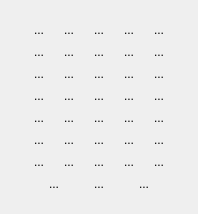
First picture: the form in ZBridge/cbiddialog.ui, repository erik-knudsen/BridgeZ, before the edit.
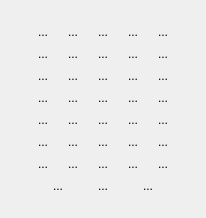
Second picture: the form after the edit. Icons and pictures are not drawn.

The edit to the form file:
```diff
--- a/ZBridge/cbiddialog.ui
+++ b/ZBridge/cbiddialog.ui
@@ -6,8 +6,8 @@
    <rect>
     <x>0</x>
     <y>0</y>
-    <width>198</width>
-    <height>214</height>
+    <width>206</width>
+    <height>218</height>
    </rect>
   </property>
   <property name="sizePolicy">
```
Left out of the diff: 156 changed lines with no effect on the pictures.
